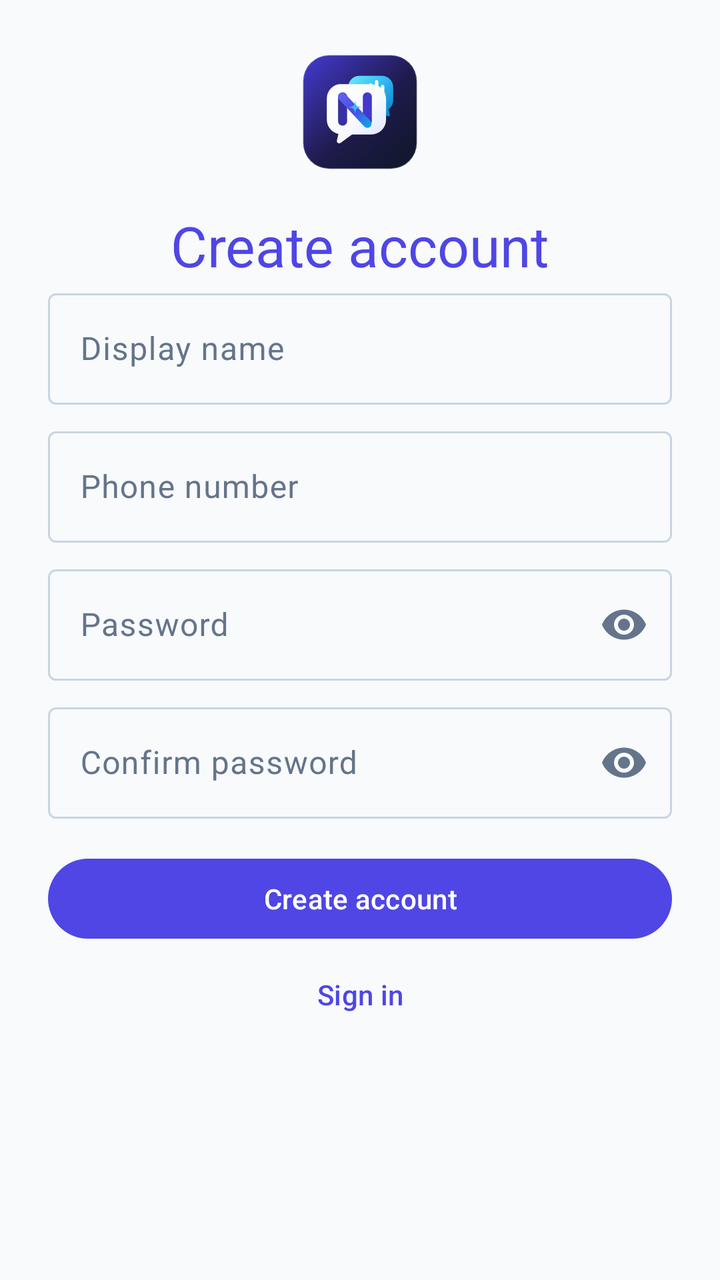
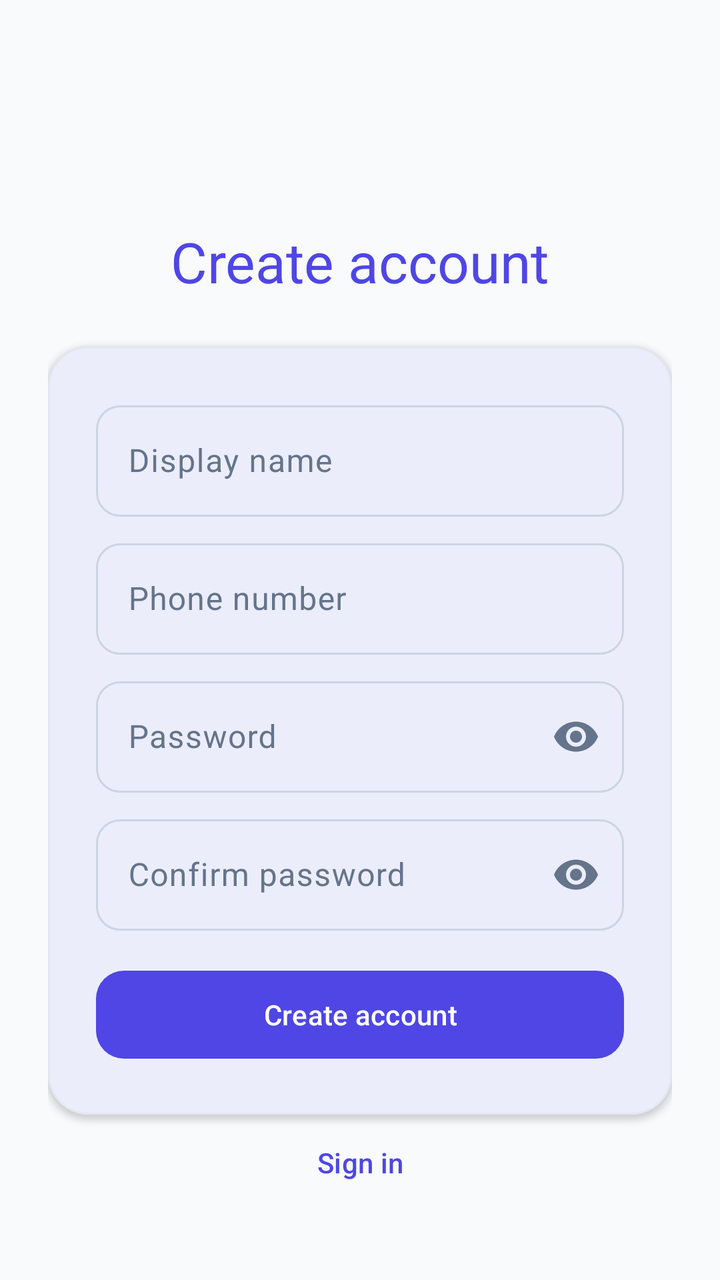

The first picture is an Android layout as it rendered before a commit; the second is the same layout after the commit. The layout source and the unified diff follow.
<!-- AndroidManifest.xml: application theme Theme.NexaChat -->
<!-- res/layout/fragment_register.xml -->
<?xml version="1.0" encoding="utf-8"?>
<FrameLayout xmlns:android="http://schemas.android.com/apk/res/android"
    xmlns:app="http://schemas.android.com/apk/res-auto"
    android:layout_width="match_parent"
    android:layout_height="match_parent"
    android:background="?android:attr/colorBackground">
    <ScrollView
        android:layout_width="match_parent"
        android:layout_height="match_parent"
        android:fillViewport="true">
        <LinearLayout
            android:layout_width="match_parent"
            android:layout_height="wrap_content"
            android:gravity="center_horizontal"
            android:orientation="vertical"
            android:padding="@dimen/space_lg">
            <LinearLayout
                android:id="@+id/registerColumn"
                android:layout_width="match_parent"
                android:layout_height="wrap_content"
                android:maxWidth="@dimen/auth_form_max_width"
                android:orientation="vertical">
                <ImageView
                    android:layout_width="64dp"
                    android:layout_height="64dp"
                    android:layout_gravity="center_horizontal"
                    android:contentDescription="@string/app_name"
                    android:src="@drawable/ic_nexachat_logo" />
                <TextView
                    android:layout_width="wrap_content"
                    android:layout_height="wrap_content"
                    android:layout_gravity="center_horizontal"
                    android:layout_marginTop="@dimen/space_md"
                    android:text="@string/action_create_account"
                    android:textAppearance="?attr/textAppearanceHeadlineMedium"
                    android:textColor="?attr/colorPrimary" />
                <com.google.android.material.textfield.TextInputLayout
                    android:id="@+id/nameLayout"
                    android:layout_width="match_parent"
                    android:layout_height="wrap_content"
                    android:hint="@string/auth_display_name_label">
                    <com.google.android.material.textfield.TextInputEditText
                        android:id="@+id/nameInput"
                        android:layout_width="match_parent"
                        android:layout_height="wrap_content"
                        android:inputType="textPersonName" />
                </com.google.android.material.textfield.TextInputLayout>
                <com.google.android.material.textfield.TextInputLayout
                    android:id="@+id/phoneLayout"
                    android:layout_width="match_parent"
                    android:layout_height="wrap_content"
                    android:layout_marginTop="@dimen/space_sm"
                    android:hint="@string/auth_phone_label">
                    <com.google.android.material.textfield.TextInputEditText
                        android:id="@+id/phoneInput"
                        android:layout_width="match_parent"
                        android:layout_height="wrap_content"
                        android:inputType="phone" />
                </com.google.android.material.textfield.TextInputLayout>
                <com.google.android.material.textfield.TextInputLayout
                    android:id="@+id/passwordLayout"
                    android:layout_width="match_parent"
                    android:layout_height="wrap_content"
                    android:layout_marginTop="@dimen/space_sm"
                    android:hint="@string/auth_password_label"
                    app:endIconContentDescription="@string/cd_password_visibility"
                    app:endIconDrawable="@drawable/ic_visibility"
                    app:endIconMode="password_toggle">
                    <com.google.android.material.textfield.TextInputEditText
                        android:id="@+id/passwordInput"
                        android:layout_width="match_parent"
                        android:layout_height="wrap_content"
                        android:inputType="textPassword" />
                </com.google.android.material.textfield.TextInputLayout>
                <com.google.android.material.textfield.TextInputLayout
                    android:id="@+id/confirmPasswordLayout"
                    android:layout_width="match_parent"
                    android:layout_height="wrap_content"
                    android:layout_marginTop="@dimen/space_sm"
                    android:hint="@string/auth_confirm_password_label"
                    app:endIconContentDescription="@string/cd_password_visibility"
                    app:endIconDrawable="@drawable/ic_visibility"
                    app:endIconMode="password_toggle">
                    <com.google.android.material.textfield.TextInputEditText
                        android:id="@+id/confirmPasswordInput"
                        android:layout_width="match_parent"
                        android:layout_height="wrap_content"
                        android:inputType="textPassword" />
                </com.google.android.material.textfield.TextInputLayout>
                <TextView
                    android:id="@+id/errorBanner"
                    android:layout_width="match_parent"
                    android:layout_height="wrap_content"
                    android:layout_marginTop="@dimen/space_sm"
                    android:background="?attr/colorErrorContainer"
                    android:padding="@dimen/space_sm"
                    android:textColor="?attr/colorOnErrorContainer"
                    android:visibility="gone" />
                <com.google.android.material.button.MaterialButton
                    android:id="@+id/registerButton"
                    android:layout_width="match_parent"
                    android:layout_height="wrap_content"
                    android:layout_marginTop="@dimen/space_md"
                    android:minHeight="@dimen/min_touch_target"
                    android:text="@string/action_create_account" />
                <com.google.android.material.button.MaterialButton
                    android:id="@+id/secondaryAction"
                    style="@style/Widget.Material3.Button.TextButton"
                    android:layout_width="match_parent"
                    android:layout_height="wrap_content"
                    android:minHeight="@dimen/min_touch_target"
                    android:text="@string/action_sign_in" />
            </LinearLayout>
        </LinearLayout>
    </ScrollView>

    <com.nexachat.core.ui.components.LoadingStateView
        android:id="@+id/loadingState"
        android:layout_width="match_parent"
        android:layout_height="match_parent"
        android:visibility="gone" />

    <com.nexachat.core.ui.components.ErrorStateView
        android:id="@+id/errorState"
        android:layout_width="match_parent"
        android:layout_height="match_parent"
        android:visibility="gone" />

    <com.nexachat.core.ui.components.EmptyStateView
        android:id="@+id/emptyState"
        android:layout_width="match_parent"
        android:layout_height="match_parent"
        android:visibility="gone" />

</FrameLayout>
<!-- resources referenced by this layout -->
<resources>
  <dimen name="auth_form_max_width">440dp</dimen>
  <dimen name="min_touch_target">48dp</dimen>
  <dimen name="space_lg">24dp</dimen>
  <dimen name="space_md">16dp</dimen>
  <dimen name="space_sm">8dp</dimen>
  <!-- drawable ic_nexachat_logo: vector/xml drawable (drawable, 4274 chars, omitted) -->
  <string name="action_sign_in">Sign in</string>
  <string name="app_name">NexaChat</string>
  <string name="auth_password_label">Password</string>
  <string name="auth_phone_label">Phone number</string>
  <color name="colorPrimary">@color/brand_indigo</color>
  <color name="colorOnPrimary">#FFFFFFFF</color>
  <color name="colorOnSecondary">#FFFFFFFF</color>
  <color name="colorOnTertiary">#FFFFFFFF</color>
  <color name="colorError">@color/error_red</color>
  <color name="colorOnError">#FFFFFFFF</color>
  <color name="colorSurface">@color/surface_light</color>
  <color name="colorOutline">@color/slate_border</color>
  <color name="brand_indigo">#FF4F46E5</color>
  <color name="brand_indigo_container">#FFE0E7FF</color>
  <color name="slate_secondary">#FF505F76</color>
  <color name="tertiary_sky">#FF0EA5E9</color>
  <color name="tertiary_sky_container">#FFBAE6FD</color>
  <color name="error_red">#FFBA1A1A</color>
  <color name="error_container_light">#FFFFDAD6</color>
  <color name="background_light">#FFF8FAFC</color>
  <color name="text_primary_light">#FF0F172A</color>
  <color name="surface_light">#FFF8FAFC</color>
  <color name="surface_variant_light">#FFE0E3E5</color>
  <color name="text_secondary_light">#FF64748B</color>
  <color name="slate_border">#FFCBD5E1</color>
  <color name="slate_divider">#FFE2E8F0</color>
  <dimen name="corner_sm">8dp</dimen>
  <dimen name="corner_md">12dp</dimen>
  <dimen name="corner_lg">16dp</dimen>
  <!-- unchanged entries left out for length: 44 -->
</resources>

<!-- the commit's change to res/layout/fragment_register.xml (unified diff, before → after) -->
@@ -21,11 +21,11 @@
                 android:maxWidth="@dimen/auth_form_max_width"
                 android:orientation="vertical">
                 <ImageView
-                    android:layout_width="64dp"
-                    android:layout_height="64dp"
+                    android:layout_width="72dp"
+                    android:layout_height="72dp"
                     android:layout_gravity="center_horizontal"
                     android:contentDescription="@string/app_name"
-                    android:src="@drawable/ic_nexachat_logo" />
+                    android:src="@mipmap/ic_launcher_round" />
                 <TextView
                     android:layout_width="wrap_content"
                     android:layout_height="wrap_content"
@@ -34,75 +34,110 @@
                     android:text="@string/action_create_account"
                     android:textAppearance="?attr/textAppearanceHeadlineMedium"
                     android:textColor="?attr/colorPrimary" />
-                <com.google.android.material.textfield.TextInputLayout
-                    android:id="@+id/nameLayout"
+                <com.google.android.material.card.MaterialCardView
                     android:layout_width="match_parent"
                     android:layout_height="wrap_content"
-                    android:hint="@string/auth_display_name_label">
-                    <com.google.android.material.textfield.TextInputEditText
-                        android:id="@+id/nameInput"
+                    android:layout_marginTop="@dimen/space_lg"
+                    app:cardBackgroundColor="?attr/colorSurface"
+                    app:cardCornerRadius="20dp"
+                    app:cardElevation="2dp"
+                    app:contentPadding="24dp"
+                    app:strokeColor="?attr/colorOutlineVariant"
+                    app:strokeWidth="1dp">
+
+                    <LinearLayout
                         android:layout_width="match_parent"
                         android:layout_height="wrap_content"
-                        android:inputType="textPersonName" />
-                </com.google.android.material.textfield.TextInputLayout>
-                <com.google.android.material.textfield.TextInputLayout
-                    android:id="@+id/phoneLayout"
-                    android:layout_width="match_parent"
-                    android:layout_height="wrap_content"
-                    android:layout_marginTop="@dimen/space_sm"
-                    android:hint="@string/auth_phone_label">
-                    <com.google.android.material.textfield.TextInputEditText
-                        android:id="@+id/phoneInput"
-                        android:layout_width="match_parent"
-                        android:layout_height="wrap_content"
-                        android:inputType="phone" />
-                </com.google.android.material.textfield.TextInputLayout>
-                <com.google.android.material.textfield.TextInputLayout
-                    android:id="@+id/passwordLayout"
-                    android:layout_width="match_parent"
-                    android:layout_height="wrap_content"
-                    android:layout_marginTop="@dimen/space_sm"
-                    android:hint="@string/auth_password_label"
-                    app:endIconContentDescription="@string/cd_password_visibility"
-                    app:endIconDrawable="@drawable/ic_visibility"
-                    app:endIconMode="password_toggle">
-                    <com.google.android.material.textfield.TextInputEditText
-                        android:id="@+id/passwordInput"
-                        android:layout_width="match_parent"
-                        android:layout_height="wrap_content"
-                        android:inputType="textPassword" />
-                </com.google.android.material.textfield.TextInputLayout>
-                <com.google.android.material.textfield.TextInputLayout
-                    android:id="@+id/confirmPasswordLayout"
-                    android:layout_width="match_parent"
-                    android:layout_height="wrap_content"
-                    android:layout_marginTop="@dimen/space_sm"
-                    android:hint="@string/auth_confirm_password_label"
-                    app:endIconContentDescription="@string/cd_password_visibility"
-                    app:endIconDrawable="@drawable/ic_visibility"
-                    app:endIconMode="password_toggle">
-                    <com.google.android.material.textfield.TextInputEditText
-                        android:id="@+id/confirmPasswordInput"
-                        android:layout_width="match_parent"
-                        android:layout_height="wrap_content"
-                        android:inputType="textPassword" />
-                </com.google.android.material.textfield.TextInputLayout>
-                <TextView
-                    android:id="@+id/errorBanner"
-                    android:layout_width="match_parent"
-                    android:layout_height="wrap_content"
-                    android:layout_marginTop="@dimen/space_sm"
-                    android:background="?attr/colorErrorContainer"
-                    android:padding="@dimen/space_sm"
-                    android:textColor="?attr/colorOnErrorContainer"
-                    android:visibility="gone" />
-                <com.google.android.material.button.MaterialButton
-                    android:id="@+id/registerButton"
-                    android:layout_width="match_parent"
-                    android:layout_height="wrap_content"
-                    android:layout_marginTop="@dimen/space_md"
-                    android:minHeight="@dimen/min_touch_target"
-                    android:text="@string/action_create_account" />
+                        android:orientation="vertical">
+
+                        <com.google.android.material.textfield.TextInputLayout
+                            android:id="@+id/nameLayout"
+                            android:layout_width="match_parent"
+                            android:layout_height="wrap_content"
+                            android:hint="@string/auth_display_name_label"
+                            app:boxCornerRadiusBottomEnd="12dp"
+                            app:boxCornerRadiusBottomStart="12dp"
+                            app:boxCornerRadiusTopEnd="12dp"
+                            app:boxCornerRadiusTopStart="12dp">
+                            <com.google.android.material.textfield.TextInputEditText
+                                android:id="@+id/nameInput"
+                                android:layout_width="match_parent"
+                                android:layout_height="wrap_content"
+                                android:inputType="textPersonName" />
+                        </com.google.android.material.textfield.TextInputLayout>
+                        <com.google.android.material.textfield.TextInputLayout
+                            android:id="@+id/phoneLayout"
+                            android:layout_width="match_parent"
+                            android:layout_height="wrap_content"
+                            android:layout_marginTop="@dimen/space_sm"
+                            android:hint="@string/auth_phone_label"
+                            app:boxCornerRadiusBottomEnd="12dp"
+                            app:boxCornerRadiusBottomStart="12dp"
+                            app:boxCornerRadiusTopEnd="12dp"
+                            app:boxCornerRadiusTopStart="12dp">
+                            <com.google.android.material.textfield.TextInputEditText
+                                android:id="@+id/phoneInput"
+                                android:layout_width="match_parent"
+                                android:layout_height="wrap_content"
+                                android:inputType="phone" />
+                        </com.google.android.material.textfield.TextInputLayout>
+                        <com.google.android.material.textfield.TextInputLayout
+                            android:id="@+id/passwordLayout"
+                            android:layout_width="match_parent"
+                            android:layout_height="wrap_content"
+                            android:layout_marginTop="@dimen/space_sm"
+                            android:hint="@string/auth_password_label"
+                            app:boxCornerRadiusBottomEnd="12dp"
+                            app:boxCornerRadiusBottomStart="12dp"
+                            app:boxCornerRadiusTopEnd="12dp"
+                            app:boxCornerRadiusTopStart="12dp"
+                            app:endIconContentDescription="@string/cd_password_visibility"
+                            app:endIconDrawable="@drawable/ic_visibility"
+                            app:endIconMode="password_toggle">
+                            <com.google.android.material.textfield.TextInputEditText
+                                android:id="@+id/passwordInput"
+                                android:layout_width="match_parent"
+                                android:layout_height="wrap_content"
+                                android:inputType="textPassword" />
+                        </com.google.android.material.textfield.TextInputLayout>
+                        <com.google.android.material.textfield.TextInputLayout
+                            android:id="@+id/confirmPasswordLayout"
+                            android:layout_width="match_parent"
+                            android:layout_height="wrap_content"
+                            android:layout_marginTop="@dimen/space_sm"
+                            android:hint="@string/auth_confirm_password_label"
+                            app:boxCornerRadiusBottomEnd="12dp"
+                            app:boxCornerRadiusBottomStart="12dp"
+                            app:boxCornerRadiusTopEnd="12dp"
+                            app:boxCornerRadiusTopStart="12dp"
+                            app:endIconContentDescription="@string/cd_password_visibility"
+                            app:endIconDrawable="@drawable/ic_visibility"
+                            app:endIconMode="password_toggle">
+                            <com.google.android.material.textfield.TextInputEditText
+                                android:id="@+id/confirmPasswordInput"
+                                android:layout_width="match_parent"
+                                android:layout_height="wrap_content"
+                                android:inputType="textPassword" />
+                        </com.google.android.material.textfield.TextInputLayout>
+                        <TextView
+                            android:id="@+id/errorBanner"
+                            android:layout_width="match_parent"
+                            android:layout_height="wrap_content"
+                            android:layout_marginTop="@dimen/space_sm"
+                            android:background="?attr/colorErrorContainer"
+                            android:padding="@dimen/space_sm"
+                            android:textColor="?attr/colorOnErrorContainer"
+                            android:visibility="gone" />
+                        <com.google.android.material.button.MaterialButton
+                            android:id="@+id/registerButton"
+                            android:layout_width="match_parent"
+                            android:layout_height="wrap_content"
+                            android:layout_marginTop="@dimen/space_md"
+                            android:minHeight="52dp"
+                            android:text="@string/action_create_account"
+                            app:cornerRadius="14dp" />
+                    </LinearLayout>
+                </com.google.android.material.card.MaterialCardView>
                 <com.google.android.material.button.MaterialButton
                     android:id="@+id/secondaryAction"
                     style="@style/Widget.Material3.Button.TextButton"
<!-- resource entries referenced after the edit -->
@@ -5,11 +5,52 @@
   <dimen name="space_lg">24dp</dimen>
   <dimen name="space_md">16dp</dimen>
   <dimen name="space_sm">8dp</dimen>
-  <!-- drawable ic_nexachat_logo: vector/xml drawable (drawable, 4274 chars, omitted) -->
+  <!-- mipmap ic_launcher_round (mipmap-anydpi-v26) -->
+  <?xml version="1.0" encoding="utf-8"?>
+  <adaptive-icon xmlns:android="http://schemas.android.com/apk/res/android">
+      <background android:drawable="@drawable/ic_launcher_background" />
+      <foreground android:drawable="@drawable/ic_launcher_foreground" />
+      <monochrome android:drawable="@drawable/ic_launcher_monochrome" />
+  </adaptive-icon>
   <string name="action_sign_in">Sign in</string>
   <string name="app_name">NexaChat</string>
   <string name="auth_password_label">Password</string>
   <string name="auth_phone_label">Phone number</string>
+  <!-- drawable ic_launcher_background: vector/xml drawable (drawable, 2949 chars, omitted) -->
+  <!-- drawable ic_launcher_foreground: vector/xml drawable (drawable, 7054 chars, omitted) -->
+  <!-- drawable ic_launcher_monochrome (drawable) -->
+  <?xml version="1.0" encoding="utf-8"?>
+  <vector xmlns:android="http://schemas.android.com/apk/res/android"
+      android:width="108dp"
+      android:height="108dp"
+      android:viewportWidth="108"
+      android:viewportHeight="108">
+  
+      
+      <path
+          android:fillColor="#FFFFFF"
+          android:fillType="evenOdd"
+          android:pathData="
+              M54,24 h18.5 a9,9 0 0,1 9,9 v10.5 a9,9 0 0,1 -3.8,7.3 l1.1,4.0 c0.3,1.0 -0.8,1.8 -1.7,1.2 l-4.8,-3.1 h-2.3 v-9.4 a15,15 0 0,0 -15,-15 h-8.5 v-0.5 a4,4 0 0,1 7.5,-4 z
+              M62,30.5 a1.3,1.3 0 0,1 2.6,0 v6.2 a1.3,1.3 0 0,1 -2.6,0 z
+              M67,28.0 a1.3,1.3 0 0,1 2.6,0 v11.2 a1.3,1.3 0 0,1 -2.6,0 z
+              M72,31.8 a1.3,1.3 0 0,1 2.6,0 v4.8 a1.3,1.3 0 0,1 -2.6,0 z" />
+  
+      
+      <path
+          android:fillColor="#FFFFFF"
+          android:fillType="evenOdd"
+          android:pathData="
+              M36,31 h27 a12,12 0 0,1 12,12 v17 a12,12 0 0,1 -12,12 h-16 l-9.2,6.7 c-1.5,1.1 -3.5,-0.2 -3.1,-2.0 l1.2,-5.0 a12,12 0 0,1 -9.9,-11.7 v-17 a12,12 0 0,1 10,-12 z
+              M35.5,41.2 c0,-2.1 1.7,-3.8 3.8,-3.8 c2.1,0 3.8,1.7 3.8,3.8 v20.6 c0,2.1 -1.7,3.8 -3.8,3.8 c-2.1,0 -3.8,-1.7 -3.8,-3.8 z
+              M56.4,41.2 c0,-2.1 1.7,-3.8 3.8,-3.8 c2.1,0 3.8,1.7 3.8,3.8 v20.6 c0,2.1 -1.7,3.8 -3.8,3.8 c-2.1,0 -3.8,-1.7 -3.8,-3.8 z
+              M36.8,38.4 c1.6,-1.2 3.9,-0.8 5.2,0.8 l20.8,22.4 c1.4,1.5 1.2,3.8 -0.4,5.0 c-1.6,1.2 -3.9,0.8 -5.2,-0.8 l-20.8,-22.4 c-1.4,-1.5 -1.2,-3.8 0.4,-5.0 z" />
+  
+      
+      <path
+          android:fillColor="#FFFFFF"
+          android:pathData="M49.8,45.2 C50.2,49.0 50.8,49.6 54.6,50.0 C50.8,50.4 50.2,51.0 49.8,54.8 C49.4,51.0 48.8,50.4 45.0,50.0 C48.8,49.6 49.4,49.0 49.8,45.2 Z" />
+  </vector>
   <color name="colorPrimary">@color/brand_indigo</color>
   <color name="colorOnPrimary">#FFFFFFFF</color>
   <color name="colorOnSecondary">#FFFFFFFF</color>
